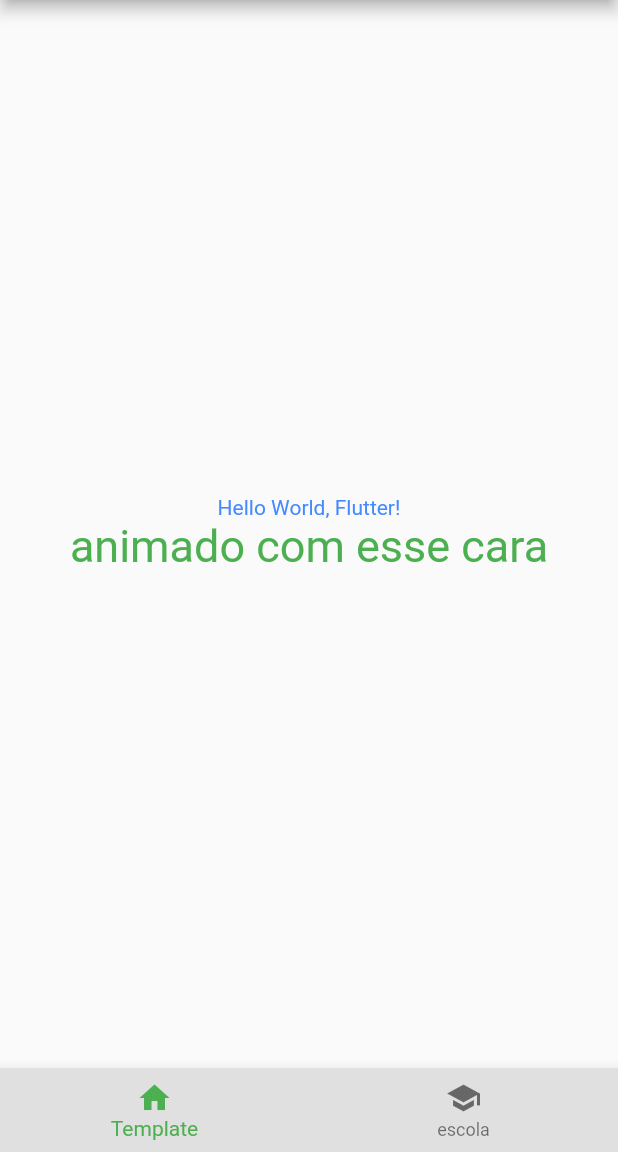
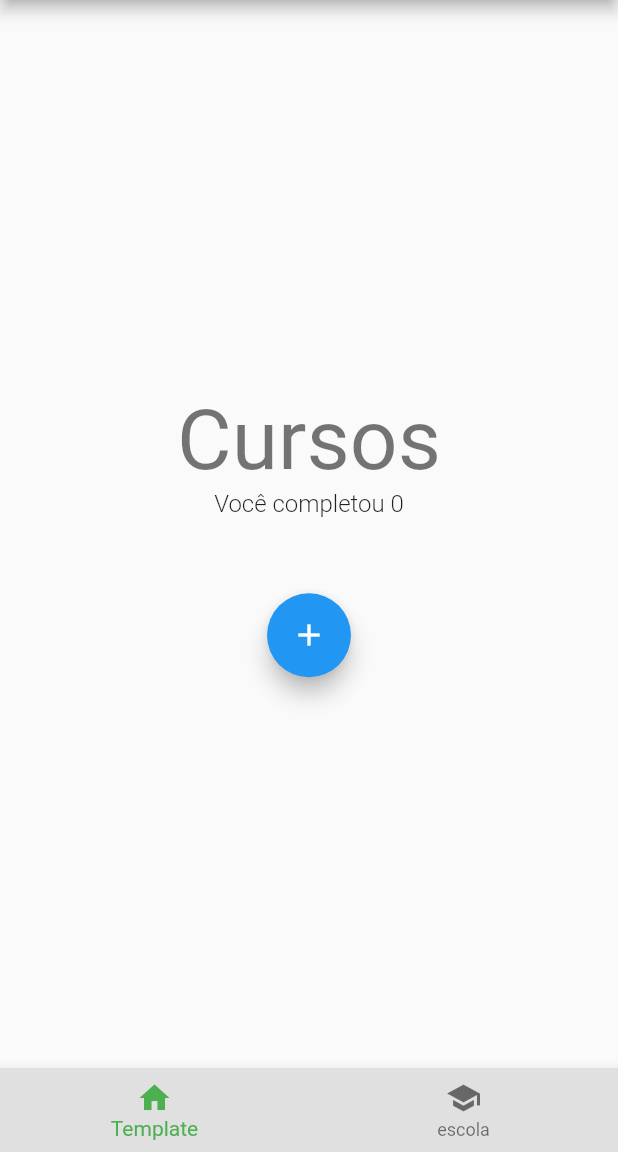
Before and after one commit to BrunoSouzaPicinini/CursoFlutterSchoolOfNet, a Flutter app: the screen it shows after launch, on a phone screen of 412 x 824 dp, the part 84-1236 px from its top. Run offline on Flutter 3.47's test engine with Material 2 defaults, Android fonts, the light colour scheme and no system bars.

Commit message:
Added counter in main page

```diff
--- a/lib/pages/homePage.dart
+++ b/lib/pages/homePage.dart
@@ -8,24 +8,31 @@ class HomePage extends StatefulWidget {
 }
 
 class _HomePageState extends State<HomePage> {
+  int _cursos = 0;
+
   @override
   Widget build(BuildContext context) {
     return Column(
       mainAxisAlignment: MainAxisAlignment.center,
       children: <Widget>[
-        Text(
-          'Hello World, Flutter!',
-          textAlign: TextAlign.center,
-          style: TextStyle(
-              color: Colors.blueAccent, decoration: TextDecoration.none),
-        ),
-        Text(
-          'animado com esse cara',
-          textAlign: TextAlign.center,
-          style: TextStyle(
-              color: Colors.green,
-              fontSize: 30,
-              decoration: TextDecoration.none),
+        Text('Cursos ',
+            textAlign: TextAlign.center,
+            style: Theme.of(context).textTheme.displayMedium
+            // style: TextStyle(
+            // color: Colors.blueAccent, decoration: TextDecoration.none),
+            ),
+        Text('Você completou $_cursos',
+            textAlign: TextAlign.center,
+            style: Theme.of(context)
+                .textTheme
+                .titleMedium
+                ?.copyWith(fontWeight: FontWeight.w300)),
+        Padding(
+          padding: EdgeInsets.only(top: 50.0),
+          child: FloatingActionButton(
+            onPressed: () => setState(() => _cursos++),
+            child: Icon(Icons.add),
+          ),
         ),
       ],
     );
```
